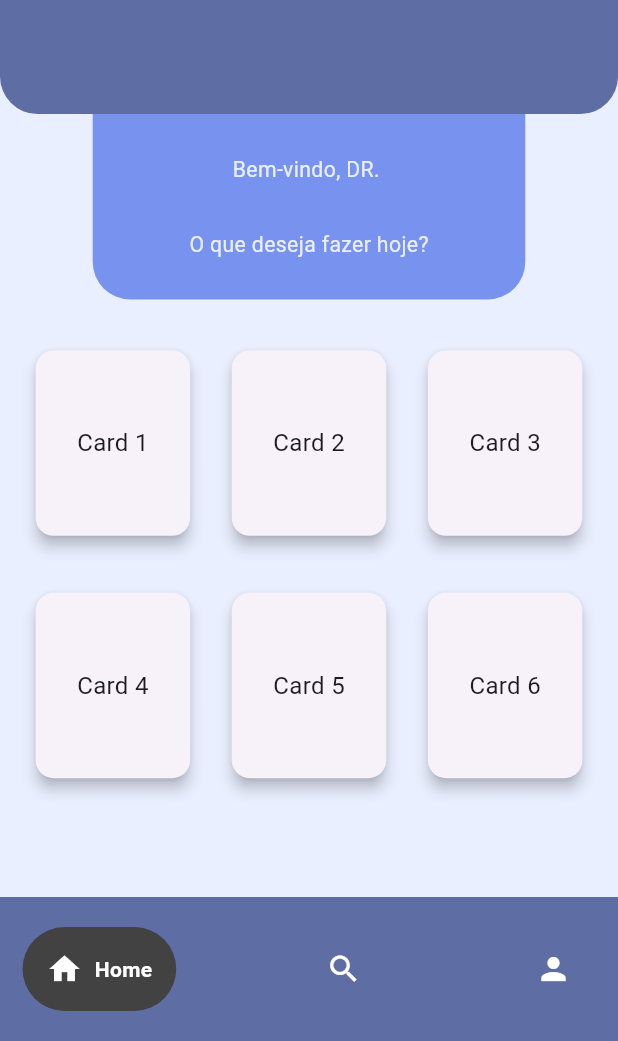
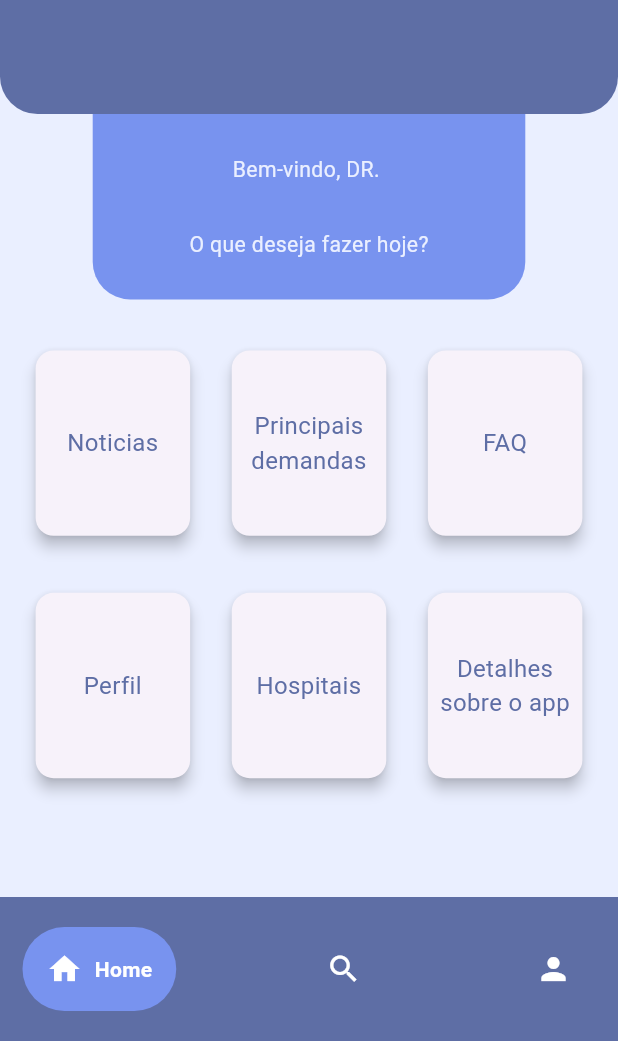
Before and after one commit to Gabs-Devs/LuzMed, a Flutter app: the HomePage screen opened directly, on a phone screen of 412 x 824 dp, the part 195-1236 px from its top. Run offline on Flutter 3.47's test engine with Material 3 defaults, Android fonts, the phone set to English and light mode, and no system bars; drawn by our look-alikes of google_nav_bar; our stand-ins replace cloud_firestore, firebase_auth, firebase_core; accounts and stored records are empty.

Commit message:
select screen
first version of the selection screen, some changes might be needed (especially in the design)

```diff
--- a/lib/main.dart
+++ b/lib/main.dart
@@ -24,7 +24,7 @@ class LuzMed extends StatelessWidget {
       theme: ThemeData(
         primarySwatch: Colors.blue,
       ),
-      home: SignIn(),
+      home: SelectScreen(),
     );
   }
 }
--- a/lib/views/home_page.dart
+++ b/lib/views/home_page.dart
@@ -17,7 +17,7 @@ class _HomePageState extends State<HomePage> {
 
   @override
   Widget build(BuildContext context) {
-    final User? user = FirebaseAuth.instance.currentUser ;
+    final User? user = FirebaseAuth.instance.currentUser;
 
     return Scaffold(
       backgroundColor: const Color.fromRGBO(234, 239, 255, 1),
@@ -43,13 +43,17 @@ class _HomePageState extends State<HomePage> {
           ),
           FutureBuilder<DocumentSnapshot>(
             future: user != null
-                ? FirebaseFirestore.instance.collection('users').doc(user.uid).get()
+                ? FirebaseFirestore.instance
+                    .collection('users')
+                    .doc(user.uid)
+                    .get()
                 : Future.value(null),
             builder: (context, snapshot) {
               String welcomeMessage = "Bem-vindo, usuário";
               if (snapshot.connectionState == ConnectionState.done) {
                 if (snapshot.hasData && snapshot.data != null) {
-                  welcomeMessage = 'Bem-vindo, DR. ${snapshot.data!['name'] ?? "usuário"}';
+                  welcomeMessage =
+                      'Bem-vindo, DR. ${snapshot.data!['name'] ?? "usuário"}';
                 } else if (snapshot.hasError) {
                   welcomeMessage = 'Erro ao carregar nome';
                 }
@@ -98,18 +102,18 @@ class _HomePageState extends State<HomePage> {
                     Row(
                       mainAxisAlignment: MainAxisAlignment.spaceEvenly,
                       children: [
-                        _buildCard(context, 'Card 1'),
-                        _buildCard(context, 'Card 2'),
-                        _buildCard(context, 'Card 3'),
+                        _buildCard(context, 'Noticias'),
+                        _buildCard(context, 'Principais demandas'),
+                        _buildCard(context, 'FAQ'),
                       ],
                     ),
                     const SizedBox(height: 30),
                     Row(
                       mainAxisAlignment: MainAxisAlignment.spaceEvenly,
                       children: [
-                        _buildCard(context, 'Card 4'),
-                        _buildCard(context, 'Card 5'),
-                        _buildCard(context, 'Card 6'),
+                        _buildCard(context, 'Perfil'),
+                        _buildCard(context, 'Hospitais'),
+                        _buildCard(context, 'Detalhes sobre o app'),
                       ],
                     ),
                     const SizedBox(height: 30),
@@ -134,7 +138,7 @@ class _HomePageState extends State<HomePage> {
                 _selectedIndex = index;
               });
             },
-            tabBackgroundColor: Colors.grey.shade800,
+            tabBackgroundColor: Color.fromRGBO(120, 147, 239, 1),
             padding: const EdgeInsets.all(16),
             tabs: const [
               GButton(
@@ -157,13 +161,52 @@ class _HomePageState extends State<HomePage> {
   }
 
   Widget _buildCard(BuildContext context, String title) {
-    return Card(
-      elevation: 4,
-      child: Container(
-        width: MediaQuery.of(context).size.width * 0.25,
-        height: MediaQuery.of(context).size.height * 0.15,
-        alignment: Alignment.center,
-        child: Text(title, style: const TextStyle(fontSize: 16)),
+    return GestureDetector(
+      onTap: () {
+        Widget page;
+        switch (title) {
+          case 'Noticias':
+            page = const Placeholder();
+            break;
+          case 'Principais demandas':
+            page = const Placeholder();
+            break;
+          case 'FAQ':
+            page = const Placeholder();
+            break;
+          case 'Perfil':
+            page = const Placeholder();
+            break;
+          case 'Hospitais':
+            page = const Placeholder();
+            break;
+          case 'Detalhes sobre o app':
+            page = const Placeholder();
+            break;
+          default:
+            page = const Placeholder();
+        }
+
+        Navigator.push(
+          context,
+          MaterialPageRoute(builder: (context) => page),
+        );
+      },
+      child: Card(
+        elevation: 4,
+        child: Container(
+          width: MediaQuery.of(context).size.width * 0.25,
+          height: MediaQuery.of(context).size.height * 0.15,
+          alignment: Alignment.center,
+          child: Text(
+            title,
+            style: TextStyle(
+              fontSize: 16,
+              color: const Color.fromRGBO(94, 110, 165, 1),
+            ),
+            textAlign: TextAlign.center,
+          ),
+        ),
       ),
     );
   }
```
Also changed, not shown: lib/views/select.dart (+50 -21 lines).
